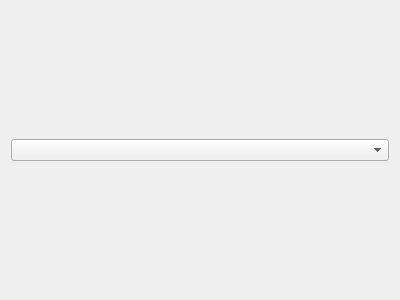
This is gui/path_planner/ui/course_settings_widget.ui in utk-robotics-2017/rip as Qt 5 draws it before an edit. The edited form follows.
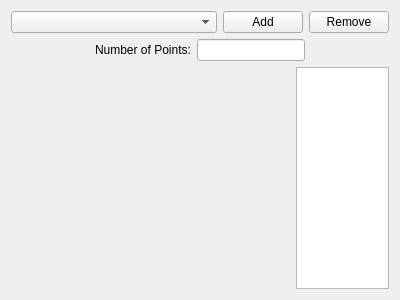
This is the edited form. Custom widgets are drawn as their Qt base class.

The edit to the form file:
```diff
--- a/gui/path_planner/ui/course_settings_widget.ui
+++ b/gui/path_planner/ui/course_settings_widget.ui
@@ -15,10 +15,86 @@
   </property>
   <layout class="QVBoxLayout" name="verticalLayout">
    <item>
-    <widget class="QComboBox" name="options"/>
+    <layout class="QHBoxLayout" name="horizontalLayout_3" stretch="3,1,1">
+     <item>
+      <widget class="QComboBox" name="options"/>
+     </item>
+     <item>
+      <widget class="QPushButton" name="add">
+       <property name="text">
+        <string>Add</string>
+       </property>
+      </widget>
+     </item>
+     <item>
+      <widget class="QPushButton" name="remove">
+       <property name="text">
+        <string>Remove</string>
+       </property>
+      </widget>
+     </item>
+    </layout>
+   </item>
+   <item>
+    <layout class="QHBoxLayout" name="horizontalLayout_2">
+     <item>
+      <spacer name="horizontalSpacer">
+       <property name="orientation">
+        <enum>Qt::Horizontal</enum>
+       </property>
+       <property name="sizeHint" stdset="0">
+        <size>
+         <width>40</width>
+         <height>20</height>
+        </size>
+       </property>
+      </spacer>
+     </item>
+     <item>
+      <widget class="QLabel" name="label">
+       <property name="text">
+        <string>Number of Points:</string>
+       </property>
+      </widget>
+     </item>
+     <item>
+      <widget class="QLineEdit" name="num_points"/>
+     </item>
+     <item>
+      <spacer name="horizontalSpacer_2">
+       <property name="orientation">
+        <enum>Qt::Horizontal</enum>
+       </property>
+       <property name="sizeHint" stdset="0">
+        <size>
+         <width>40</width>
+         <height>20</height>
+        </size>
+       </property>
+      </spacer>
+     </item>
+    </layout>
+   </item>
+   <item>
+    <layout class="QHBoxLayout" name="horizontalLayout" stretch="3,1">
+     <item>
+      <widget class="rip::gui::pathplanner::PolygonWidget" name="polygon_widget" native="true"/>
+     </item>
+     <item>
+      <widget class="QListWidget" name="point_widget"/>
+     </item>
+    </layout>
    </item>
   </layout>
  </widget>
+ <customwidgets>
+  <customwidget>
+   <class>rip::gui::pathplanner::PolygonWidget</class>
+   <extends>QWidget</extends>
+   <header>polygon_widget.hpp</header>
+   <container>1</container>
+  </customwidget>
+ </customwidgets>
  <resources/>
  <connections/>
 </ui>
```
